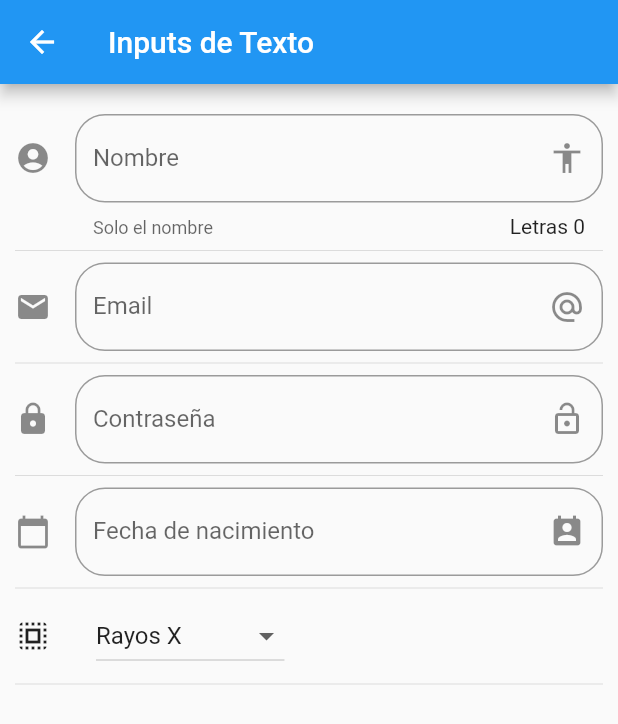
After one commit to JonathanRDG/flutter_components, a Flutter app: the screen it shows after launch, after a tap on "Inputs", on a phone screen of 412 x 824 dp. The commit adds this screen. Shown: the top 724 px of the screen. Run offline on Flutter 3.47's test engine with Material 2 defaults, Android fonts, the phone set to English and light mode, and no system bars; network calls fail.

Commit message:
add Inputs,Sider and List

```diff
--- a/data/menu_opts.json
+++ b/data/menu_opts.json
@@ -15,6 +15,26 @@
             "ruta" : "card",
             "icon" : "folder_open",
             "texto": "Cards - Tarjetas"
+        },
+        {
+            "ruta" : "animatedContainer",
+            "icon" : "donut_large",
+            "texto": "Animated Container"
+        },
+        {
+            "ruta" : "inputs",
+            "icon" : "input",
+            "texto": "Inputs"
+        },
+        {
+            "ruta" : "slider",
+            "icon" : "tune",
+            "texto": "Slider - Checks"
+        },
+        {
+            "ruta" : "list",
+            "icon" : "list",
+            "texto": "Listas y Scroll"
         }
     ]
 }
--- a/lib/main.dart
+++ b/lib/main.dart
@@ -1,4 +1,5 @@
 import 'package:flutter/material.dart';
+import 'package:flutter_localizations/flutter_localizations.dart';
 import 'package:flutter_components/src/pages/alert_page.dart';
 import 'package:flutter_components/src/pages/routes/routes.dart';
 
@@ -12,6 +13,14 @@ import 'package:flutter_components/src/pages/routes/routes.dart';
       return MaterialApp(
         title: 'Componentes Flutter',
         debugShowCheckedModeBanner: false,
+        localizationsDelegates: [
+          GlobalMaterialLocalizations.delegate,
+          GlobalWidgetsLocalizations.delegate
+        ],
+          supportedLocales: [
+            const Locale('en','US'),
+            const Locale('es','ES')
+          ],
           initialRoute: '/',
           routes :getApplicationRoutes(),
         onGenerateRoute: (RouteSettings settings){
--- a/lib/src/pages/Utils/icon_string_util.dart
+++ b/lib/src/pages/Utils/icon_string_util.dart
@@ -3,6 +3,11 @@ final _icons = <String, IconData>{
   "add_alert"     : Icons.add_alert,
   "accessibility" : Icons.accessibility,
   "folder_open"   : Icons.folder_open,
+  "donut_large"   : Icons.donut_large,
+  "input"         : Icons.input,
+  "tune"         : Icons.tune,
+  "list"         : Icons.list
+
 };
 
 Icon getIcon(String nameIcon){
--- a/lib/src/pages/home_page.dart
+++ b/lib/src/pages/home_page.dart
@@ -14,7 +14,9 @@ class _HomepageState extends State<Homepage> {
   @override
       Widget build(BuildContext context) {
     return Scaffold(
+      backgroundColor: Colors.cyanAccent,
       appBar: AppBar(
+        backgroundColor: Colors.black87,
       title: Text ('Componentes'),
       ),
       body: _list(),
--- /dev/null
+++ b/lib/src/pages/input_page.dart
@@ -0,0 +1,190 @@
+import 'package:flutter/material.dart';
+class InputPage extends StatefulWidget {
+  @override
+  _InputPageState createState() => _InputPageState();
+}
+
+class _InputPageState extends State<InputPage> {
+
+  String _name='';
+  String _email='';
+  String _pasword='';
+  String _date='';
+  String _optionSelected= 'Rayos X' ;
+
+  List<String> _powers = ['Volar', 'Rayos X','Super Aliento','Super Feuerza'];
+
+  TextEditingController _inputController= new TextEditingController();
+  @override
+  Widget build(BuildContext context) {
+    return Scaffold(
+      appBar: AppBar(
+        title: Text('Inputs de Texto'),
+
+      ),
+      body: ListView(
+        padding: EdgeInsets.symmetric(horizontal: 10.0,vertical: 20.0),
+        children: <Widget>[
+          _createInput(),
+          Divider(),
+          _createEmail(),
+          Divider(),
+          _createPasword(),
+          Divider(),
+          _createdate(context),
+          Divider(),
+          _createDropdown(),
+          Divider(),
+        ],
+      ),
+    );
+  }
+
+ Widget _createInput() {
+    return TextField(
+     // autofocus: true,
+      textCapitalization: TextCapitalization.sentences,
+      decoration: InputDecoration(
+        border: OutlineInputBorder(
+          borderRadius: BorderRadius.circular(20.0)
+        ),
+        hintText: 'Nombre de la persona',
+        counter: Text('Letras ${_name.length }'),
+        labelText: 'Nombre',
+        helperText: 'Solo el nombre',
+        suffixIcon: Icon(Icons.accessibility),
+        icon: Icon(Icons.account_circle)
+      ),
+      onChanged: (value){
+
+        setState(() {
+          _name = value;
+        });
+
+      },
+    );
+  }
+
+  _createEmail() {
+    return TextField(
+      // autofocus: true,
+      keyboardType: TextInputType.emailAddress,
+      decoration: InputDecoration(
+          border: OutlineInputBorder(
+              borderRadius: BorderRadius.circular(20.0)
+          ),
+          hintText: 'Email',
+          labelText: 'Email',
+          suffixIcon: Icon(Icons.alternate_email),
+          icon: Icon(Icons.email)
+      ),
+      onChanged: (value){
+
+        setState(() {
+          _email = value;
+        });
+
+      },
+    );
+  }
+
+  _createPasword() {
+    return TextField(
+      // autofocus: true,
+      obscureText: true,
+        decoration: InputDecoration(
+            border: OutlineInputBorder(
+                borderRadius: BorderRadius.circular(20.0)
+            ),
+              hintText: 'Contraseña',
+            labelText: 'Contraseña',
+            suffixIcon: Icon(Icons.lock_open),
+            icon: Icon(Icons.lock)
+    ),
+    onChanged: (value){
+
+    setState(() {
+    _pasword = value;
+    });
+
+    },
+    );
+  }
+
+  _createdate(BuildContext context) {
+    return TextField(
+      // autofocus: true,
+      enableInteractiveSelection: false,
+      controller: _inputController,
+      decoration: InputDecoration(
+          border: OutlineInputBorder(
+              borderRadius: BorderRadius.circular(20.0)
+          ),
+          hintText:  'Fecha de nacimiento',
+          labelText: 'Fecha de nacimiento',
+          suffixIcon: Icon(Icons.perm_contact_calendar),
+          icon: Icon(Icons.calendar_today)
+      ),
+      onTap: (){
+        FocusScope.of(context).requestFocus(new FocusNode());
+        _selectDate(context);
+      },
+    );
+  }
+
+  _selectDate(BuildContext context) async{
+
+    DateTime picked = await showDatePicker(
+        context: context,
+        initialDate: new DateTime.now(),
+        firstDate: new DateTime(2018),
+        lastDate: new DateTime(2025),
+      locale: Locale('es', 'ES')
+    );
+    if (picked!= null){
+      setState(() {
+        _date = picked.toString();
+        _inputController.text = _date;
+      });
+    }
+  }
+
+  List<DropdownMenuItem<String>> getOptionsDropdown(){
+    List<DropdownMenuItem<String>> list = new List();
+    _powers.forEach((power){
+      list.add(DropdownMenuItem(
+        child: Text(power),
+        value: power,
+      ));
+    });
+    return list;
+
+
+}
+
+  Widget _createDropdown() {
+
+    return Row(
+      children: <Widget>[
+        Icon(Icons.select_all),
+        SizedBox(width: 30.0),
+        DropdownButton(
+          value: _optionSelected,
+          items:getOptionsDropdown(),
+          onChanged: (opt){
+            setState(() {
+              _optionSelected= opt;
+            });
+          },
+        )
+      ],
+
+
+    );
+
+
+
+
+  }
+
+}
--- a/lib/src/pages/routes/routes.dart
+++ b/lib/src/pages/routes/routes.dart
@@ -1,14 +1,22 @@
 import 'package:flutter/material.dart';
 import 'package:flutter_components/src/pages/alert_page.dart';
+import 'package:flutter_components/src/pages/animated_container.dart';
 import 'package:flutter_components/src/pages/avatar_page.dart';
 import 'package:flutter_components/src/pages/card_page.dart';
 import 'package:flutter_components/src/pages/home_page.dart';
+import 'package:flutter_components/src/pages/input_page.dart';
+import 'package:flutter_components/src/pages/listview_pag.dart';
+import 'package:flutter_components/src/pages/slider_page.dart';
 
 Map<String, WidgetBuilder> getApplicationRoutes(){
 return <String, WidgetBuilder>{
-    '/'       :   (BuildContext context)   =>  Homepage(),
-    'alert'   :   (BuildContext context)   =>  AlertPage(),
-    'avatar'  :   (BuildContext context)   =>  AvatarPage(),
-    'card'    :   (BuildContext context)   =>  CardPage()
+    '/'                   :   (BuildContext context)   =>  Homepage(),
+    'alert'               :   (BuildContext context)   =>  AlertPage(),
+    'avatar'              :   (BuildContext context)   =>  AvatarPage(),
+    'card'                :   (BuildContext context)   =>  CardPage(),
+    'animatedContainer'   :   (BuildContext context)   =>  AnimatedContainerPage(),
+    'inputs'              :   (BuildContext context)   =>  InputPage(),
+    'slider'              :   (BuildContext context)   =>  SliderPage(),
+    'list'                :   (BuildContext context)   =>  ListviewPage(),
 };
 }
--- a/pubspec.yaml
+++ b/pubspec.yaml
@@ -19,6 +19,10 @@ environment:
 dependencies:
   flutter:
     sdk: flutter
+
+  flutter_localizations:
+    sdk: flutter
+
 
   # The following adds the Cupertino Icons font to your application.
   # Use with the CupertinoIcons class for iOS style icons.
```
Also changed, not shown: lib/src/pages/animated_container.dart (added, +56 -0 lines), lib/src/pages/home_temp.dart (deleted, +0 -62 lines), lib/src/pages/listview_pag.dart (added, +33 -0 lines), lib/src/pages/slider_page.dart (added, +83 -0 lines), pubspec.lock.
